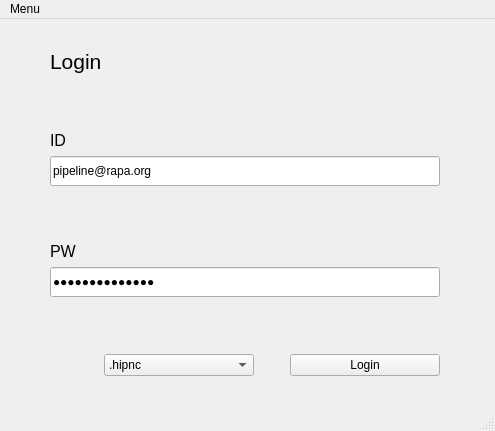
Before: the Qt Designer form python/BlackPepper/ui/ui_sw/mvc_login_2.ui in NetflixVFX-Ac/BlackPepper, drawn with Qt 5.
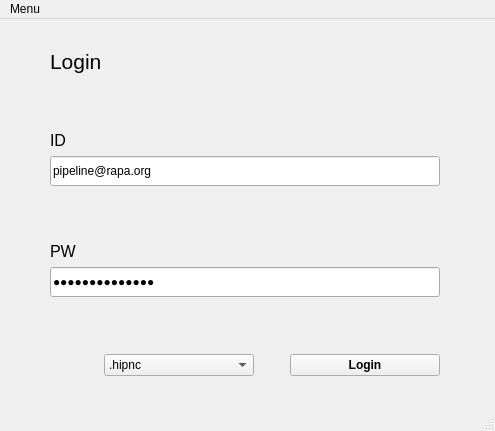
After: the same form once the commit is applied.

Patch:
```diff
--- a/python/BlackPepper/ui/ui_sw/mvc_login_2.ui
+++ b/python/BlackPepper/ui/ui_sw/mvc_login_2.ui
@@ -212,12 +212,24 @@
        </item>
        <item>
         <widget class="QPushButton" name="login_btn">
+         <property name="sizePolicy">
+          <sizepolicy hsizetype="Minimum" vsizetype="Minimum">
+           <horstretch>0</horstretch>
+           <verstretch>0</verstretch>
+          </sizepolicy>
+         </property>
          <property name="minimumSize">
           <size>
            <width>150</width>
            <height>0</height>
           </size>
          </property>
+         <property name="font">
+          <font>
+           <weight>75</weight>
+           <bold>true</bold>
+          </font>
+         </property>
          <property name="text">
           <string>Login</string>
          </property>
```
